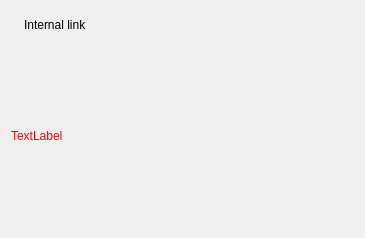
Above: src/gui/internallinkwidget.ui from xGreat/desktop before the change. Below: the same form after it.
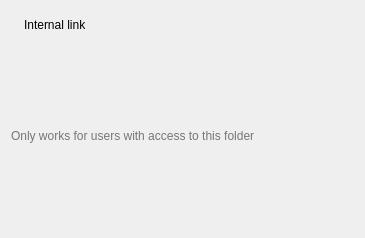
That is the form after the change. Icons and pictures are not drawn. Custom widgets are drawn as their Qt base class.

```diff
--- a/src/gui/internallinkwidget.ui
+++ b/src/gui/internallinkwidget.ui
@@ -101,58 +101,20 @@
     </layout>
    </item>
    <item>
-    <layout class="QHBoxLayout" name="horizontalLayout_2">
-     <item>
-      <widget class="QLabel" name="errorLabel">
-       <property name="palette">
-        <palette>
-         <active>
-          <colorrole role="WindowText">
-           <brush brushstyle="SolidPattern">
-            <color alpha="255">
-             <red>255</red>
-             <green>0</green>
-             <blue>0</blue>
-            </color>
-           </brush>
-          </colorrole>
-         </active>
-         <inactive>
-          <colorrole role="WindowText">
-           <brush brushstyle="SolidPattern">
-            <color alpha="255">
-             <red>255</red>
-             <green>0</green>
-             <blue>0</blue>
-            </color>
-           </brush>
-          </colorrole>
-         </inactive>
-         <disabled>
-          <colorrole role="WindowText">
-           <brush brushstyle="SolidPattern">
-            <color alpha="255">
-             <red>123</red>
-             <green>121</green>
-             <blue>134</blue>
-            </color>
-           </brush>
-          </colorrole>
-         </disabled>
-        </palette>
+    <widget class="QLabel" name="infoMessage">
+     <property name="enabled">
+      <bool>true</bool>
+     </property>
+     <property name="styleSheet">
+      <string notr="true">color: rgb(118, 118, 118)</string>
        </property>
        <property name="text">
-        <string notr="true">TextLabel</string>
-       </property>
-       <property name="textFormat">
-        <enum>Qt::PlainText</enum>
+      <string>Only works for users with access to this folder</string>
        </property>
        <property name="wordWrap">
         <bool>true</bool>
        </property>
       </widget>
-     </item>
-    </layout>
    </item>
   </layout>
  </widget>
```
Lines whose indentation alone changed are shown as unchanged.
